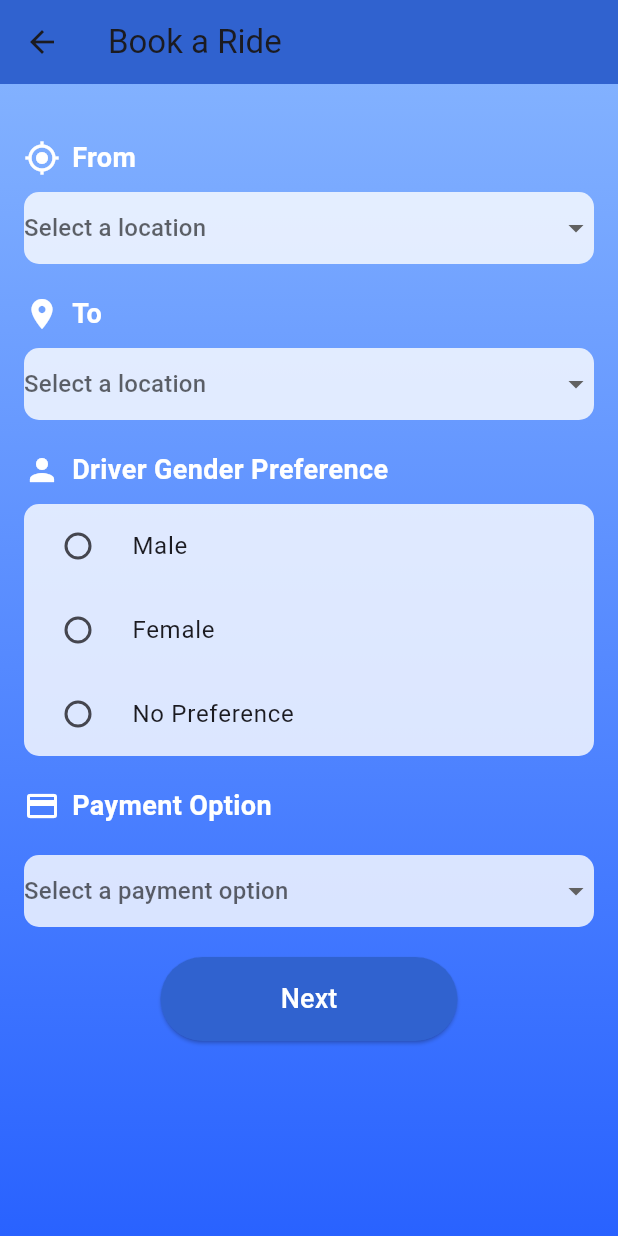
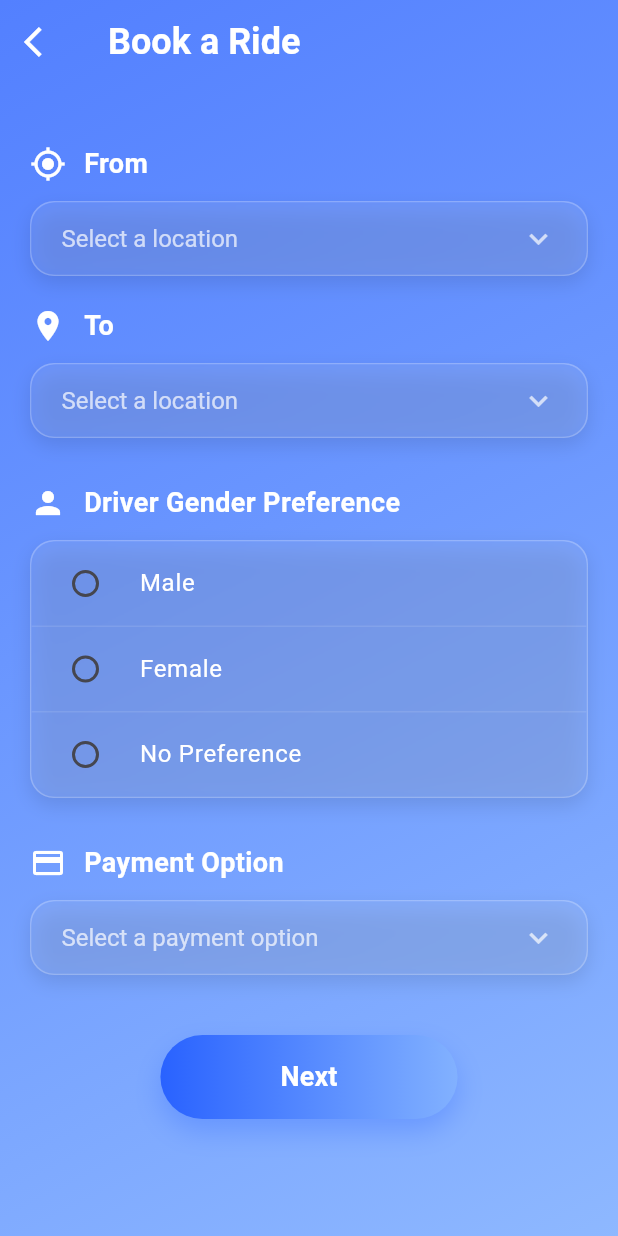
Before and after one commit to Jinghanwong/siswa-ride, a Flutter app: the BookridePage screen opened directly, on a phone screen of 412 x 824 dp. Run offline on Flutter 3.47's test engine with Material 3 defaults, Android fonts, the phone set to English and light mode, and no system bars; our stand-ins replace connectivity_plus, firebase_auth, firebase_core, firebase_database, firebase_storage, image_picker; accounts and stored records are empty.

Commit message:
Update bookride_page.dart

```diff
--- a/lib/pages/bookride_page.dart
+++ b/lib/pages/bookride_page.dart
@@ -1,3 +1,5 @@
+import 'dart:ui';
+
 import 'package:flutter/material.dart';
 import 'package:siswa_ride/pages/bookride2_page.dart';
 
@@ -46,189 +48,272 @@ class _BookridePageState extends State<BookridePage> {
   @override
   Widget build(BuildContext context) {
     return Scaffold(
+      extendBodyBehindAppBar: true,
       appBar: AppBar(
-        title: const Text('Book a Ride'),
-        backgroundColor: const Color.fromARGB(255, 48, 98, 207),
+        elevation: 0,
+        backgroundColor: Colors.transparent,
+        title: const Text(
+          'Book a Ride',
+          style: TextStyle(
+            fontSize: 24,
+            fontWeight: FontWeight.w600,
+            color: Colors.white,
+          ),
+        ),
+        leading: IconButton(
+          icon: const Icon(Icons.arrow_back_ios, color: Colors.white),
+          onPressed: () => Navigator.pop(context),
+        ),
       ),
       body: Container(
         width: double.infinity,
         height: double.infinity,
-        decoration: const BoxDecoration(
+        decoration: BoxDecoration(
           gradient: LinearGradient(
-            colors: [Color(0xFF82B1FF), Color(0xFF2962FF)],
-            begin: Alignment.topCenter,
-            end: Alignment.bottomCenter,
+            colors: [
+              const Color(0xFF2962FF).withOpacity(0.8),
+              const Color(0xFF82B1FF).withOpacity(0.9),
+            ],
+            begin: Alignment.topLeft,
+            end: Alignment.bottomRight,
           ),
         ),
+        child: SafeArea(
+          child: SingleChildScrollView(
+            physics: const BouncingScrollPhysics(),
             child: Padding(
-          padding: const EdgeInsets.all(16.0),
-          child: SingleChildScrollView(
+              padding: const EdgeInsets.all(20.0),
               child: Column(
-              mainAxisAlignment: MainAxisAlignment.center,
                 crossAxisAlignment: CrossAxisAlignment.start,
                 children: [
                   const SizedBox(height: 20),
-                const Row(
+                  _buildLocationSection(
+                    icon: Icons.my_location_outlined,
+                    title: 'From',
+                    value: fromLocation,
+                    onChanged: (newValue) {
+                      setState(() => fromLocation = newValue);
+                    },
+                    locations: locations,
+                  ),
+                  const SizedBox(height: 20),
+                  _buildLocationSection(
+                    icon: Icons.location_on,
+                    title: 'To',
+                    value: toLocation,
+                    onChanged: (newValue) {
+                      setState(() => toLocation = newValue);
+                    },
+                    locations: locations,
+                  ),
+                  const SizedBox(height: 30),
+                  _buildGenderPreferenceSection(),
+                  const SizedBox(height: 30),
+                  _buildPaymentSection(),
+                  const SizedBox(height: 40),
+                  _buildNextButton(context),
+                ],
+              ),
+            ),
+          ),
+        ),
+      ),
+    );
+  }
+
+  Widget _buildLocationSection({
+    required IconData icon,
+    required String title,
+    required String? value,
+    required Function(String?) onChanged,
+    required List<String> locations,
+  }) {
+    return Column(
+      crossAxisAlignment: CrossAxisAlignment.start,
       children: [
-                    Icon(Icons.my_location_outlined,
-                        color: Colors.white), // Symbol for location
-                    SizedBox(width: 8),
+        Row(
+          children: [
+            Icon(icon, color: Colors.white, size: 24),
+            const SizedBox(width: 12),
             Text(
-                      'From',
-                      style: TextStyle(
+              title,
+              style: const TextStyle(
                 fontSize: 18,
-                          fontWeight: FontWeight.bold,
-                          color: Colors.white),
+                fontWeight: FontWeight.w600,
+                color: Colors.white,
+              ),
             ),
           ],
         ),
-                const SizedBox(height: 10),
+        const SizedBox(height: 12),
         Container(
           decoration: BoxDecoration(
-                    color: Colors.white.withOpacity(0.8),
-                    borderRadius: BorderRadius.circular(10), // Rounded corners
+            color: Colors.white.withOpacity(0.1),
+            borderRadius: BorderRadius.circular(16),
+            border: Border.all(color: Colors.white.withOpacity(0.2)),
+            boxShadow: [
+              BoxShadow(
+                color: Colors.black.withOpacity(0.1),
+                blurRadius: 10,
+                offset: const Offset(0, 5),
               ),
+            ],
+          ),
+          child: ClipRRect(
+            borderRadius: BorderRadius.circular(16),
+            child: BackdropFilter(
+              filter: ImageFilter.blur(sigmaX: 5, sigmaY: 5),
               child: DropdownButtonHideUnderline(
                 child: DropdownButton<String>(
-                      value: fromLocation,
-                      hint: const Text('Select a location'),
+                  value: value,
+                  hint: Text(
+                    'Select a location',
+                    style: TextStyle(color: Colors.white.withOpacity(0.7)),
+                  ),
                   isExpanded: true,
+                  dropdownColor: Colors.black.withOpacity(0.8),
+                  icon: Icon(Icons.keyboard_arrow_down,
+                      color: Colors.white.withOpacity(0.7)),
+                  padding: const EdgeInsets.symmetric(horizontal: 20),
+                  style: const TextStyle(
+                    color: Colors.white,
+                    fontSize: 16,
+                  ),
                   items: locations.map((String location) {
                     return DropdownMenuItem<String>(
                       value: location,
                       child: Text(location),
                     );
                   }).toList(),
-                      onChanged: (newValue) {
-                        setState(() {
-                          fromLocation = newValue;
-                        });
-                      },
+                  onChanged: onChanged,
                 ),
               ),
             ),
-                const SizedBox(height: 20),
+          ),
+        ),
+      ],
+    );
+  }
+
+  Widget _buildGenderPreferenceSection() {
+    return Column(
+      crossAxisAlignment: CrossAxisAlignment.start,
+      children: [
         const Row(
           children: [
-                    Icon(Icons.location_on,
-                        color: Colors.white), // Symbol for location
-                    SizedBox(width: 8),
-                    Text(
-                      'To',
-                      style: TextStyle(
-                          fontSize: 18,
-                          fontWeight: FontWeight.bold,
-                          color: Colors.white),
-                    ),
-                  ],
-                ),
-                const SizedBox(height: 10),
-                Container(
-                  decoration: BoxDecoration(
-                    color: Colors.white.withOpacity(0.8),
-                    borderRadius: BorderRadius.circular(10), // Rounded corners
-                  ),
-                  child: DropdownButtonHideUnderline(
-                    child: DropdownButton<String>(
-                      value: toLocation,
-                      hint: const Text('Select a location'),
-                      isExpanded: true,
-                      items: locations.map((String location) {
-                        return DropdownMenuItem<String>(
-                          value: location,
-                          child: Text(location),
-                        );
-                      }).toList(),
-                      onChanged: (newValue) {
-                        setState(() {
-                          toLocation = newValue;
-                        });
-                      },
-                    ),
-                  ),
-                ),
-                const SizedBox(height: 20),
-                const Row(
-                  children: [
-                    Icon(Icons.person,
-                        color: Colors.white), // Symbol for person
-                    SizedBox(width: 8),
+            Icon(Icons.person, color: Colors.white, size: 24),
+            SizedBox(width: 12),
             Text(
               'Driver Gender Preference',
               style: TextStyle(
                 fontSize: 18,
-                          fontWeight: FontWeight.bold,
-                          color: Colors.white),
+                fontWeight: FontWeight.w600,
+                color: Colors.white,
+              ),
             ),
           ],
         ),
-                const SizedBox(height: 10),
+        const SizedBox(height: 12),
         Container(
           decoration: BoxDecoration(
-                    color: Colors.white.withOpacity(0.8),
-                    borderRadius: BorderRadius.circular(10), // Rounded corners
-                  ),
-                  child: Column(
-                    children: [
-                      RadioListTile<String>(
-                        title: const Text('Male'),
-                        value: 'Male',
-                        groupValue: genderPreference,
-                        onChanged: (newValue) {
-                          setState(() {
-                            genderPreference = newValue;
-                          });
-                        },
-                      ),
-                      RadioListTile<String>(
-                        title: const Text('Female'),
-                        value: 'Female',
-                        groupValue: genderPreference,
-                        onChanged: (newValue) {
-                          setState(() {
-                            genderPreference = newValue;
-                          });
-                        },
-                      ),
-                      RadioListTile<String>(
-                        title: const Text('No Preference'),
-                        value: 'No Preference',
-                        groupValue: genderPreference,
-                        onChanged: (newValue) {
-                          setState(() {
-                            genderPreference = newValue;
-                          });
-                        },
+            color: Colors.white.withOpacity(0.1),
+            borderRadius: BorderRadius.circular(16),
+            border: Border.all(color: Colors.white.withOpacity(0.2)),
+            boxShadow: [
+              BoxShadow(
+                color: Colors.black.withOpacity(0.1),
+                blurRadius: 10,
+                offset: const Offset(0, 5),
               ),
             ],
           ),
+          child: ClipRRect(
+            borderRadius: BorderRadius.circular(16),
+            child: BackdropFilter(
+              filter: ImageFilter.blur(sigmaX: 5, sigmaY: 5),
+              child: Column(
+                children: [
+                  _buildRadioTile('Male'),
+                  Divider(color: Colors.white.withOpacity(0.1), height: 1),
+                  _buildRadioTile('Female'),
+                  Divider(color: Colors.white.withOpacity(0.1), height: 1),
+                  _buildRadioTile('No Preference'),
+                ],
               ),
-                const SizedBox(height: 20),
+            ),
+          ),
+        ),
+      ],
+    );
+  }
+
+  Widget _buildRadioTile(String value) {
+    return RadioListTile<String>(
+      title: Text(
+        value,
+        style: const TextStyle(color: Colors.white, fontSize: 16),
+      ),
+      value: value,
+      groupValue: genderPreference,
+      activeColor: Colors.white,
+      onChanged: (newValue) {
+        setState(() => genderPreference = newValue);
+      },
+    );
+  }
+
+  Widget _buildPaymentSection() {
+    return Column(
+      crossAxisAlignment: CrossAxisAlignment.start,
+      children: [
         const Row(
           children: [
-                    Icon(Icons.payment,
-                        color: Colors.white), // Symbol for payment
-                    SizedBox(width: 8),
+            Icon(Icons.payment, color: Colors.white, size: 24),
+            SizedBox(width: 12),
             Text(
               'Payment Option',
               style: TextStyle(
                 fontSize: 18,
-                          fontWeight: FontWeight.bold,
-                          color: Colors.white),
+                fontWeight: FontWeight.w600,
+                color: Colors.white,
+              ),
             ),
           ],
         ),
-                const SizedBox(height: 20),
+        const SizedBox(height: 12),
         Container(
           decoration: BoxDecoration(
-                    color: Colors.white.withOpacity(0.8),
-                    borderRadius: BorderRadius.circular(10), // Rounded corners
+            color: Colors.white.withOpacity(0.1),
+            borderRadius: BorderRadius.circular(16),
+            border: Border.all(color: Colors.white.withOpacity(0.2)),
+            boxShadow: [
+              BoxShadow(
+                color: Colors.black.withOpacity(0.1),
+                blurRadius: 10,
+                offset: const Offset(0, 5),
               ),
+            ],
+          ),
+          child: ClipRRect(
+            borderRadius: BorderRadius.circular(16),
+            child: BackdropFilter(
+              filter: ImageFilter.blur(sigmaX: 5, sigmaY: 5),
               child: DropdownButtonHideUnderline(
                 child: DropdownButton<String>(
                   value: paymentOption,
-                      hint: const Text('Select a payment option'),
+                  hint: Text(
+                    'Select a payment option',
+                    style: TextStyle(color: Colors.white.withOpacity(0.7)),
+                  ),
                   isExpanded: true,
+                  dropdownColor: Colors.black.withOpacity(0.8),
+                  icon: Icon(Icons.keyboard_arrow_down,
+                      color: Colors.white.withOpacity(0.7)),
+                  padding: const EdgeInsets.symmetric(horizontal: 20),
+                  style: const TextStyle(
+                    color: Colors.white,
+                    fontSize: 16,
+                  ),
                   items: paymentOptions.map((String option) {
                     return DropdownMenuItem<String>(
                       value: option,
@@ -236,15 +321,35 @@ class _BookridePageState extends State<BookridePage> {
                     );
                   }).toList(),
                   onChanged: (newValue) {
-                        setState(() {
-                          paymentOption = newValue;
-                        });
+                    setState(() => paymentOption = newValue);
                   },
                 ),
               ),
             ),
-                const SizedBox(height: 20),
-                Center(
+          ),
+        ),
+      ],
+    );
+  }
+
+  Widget _buildNextButton(BuildContext context) {
+    return Center(
+      child: Container(
+        decoration: BoxDecoration(
+          borderRadius: BorderRadius.circular(30),
+          gradient: const LinearGradient(
+            colors: [Color(0xFF2962FF), Color(0xFF82B1FF)],
+            begin: Alignment.centerLeft,
+            end: Alignment.centerRight,
+          ),
+          boxShadow: [
+            BoxShadow(
+              color: const Color(0xFF2962FF).withOpacity(0.3),
+              blurRadius: 15,
+              offset: const Offset(0, 8),
+            ),
+          ],
+        ),
         child: ElevatedButton(
           onPressed: () {
             Navigator.push(
@@ -260,9 +365,9 @@ class _BookridePageState extends State<BookridePage> {
             );
           },
           style: ElevatedButton.styleFrom(
-                      backgroundColor: const Color.fromARGB(255, 48, 98, 207),
-                      padding: const EdgeInsets.symmetric(
-                          horizontal: 80, vertical: 15),
+            backgroundColor: Colors.transparent,
+            shadowColor: Colors.transparent,
+            padding: const EdgeInsets.symmetric(horizontal: 80, vertical: 15),
             shape: RoundedRectangleBorder(
               borderRadius: BorderRadius.circular(30.0),
             ),
@@ -272,12 +377,7 @@ class _BookridePageState extends State<BookridePage> {
             style: TextStyle(
               color: Colors.white,
               fontSize: 18,
-                      ),
-                    ),
-                  ),
-                ),
-                const SizedBox(height: 20),
-              ],
+              fontWeight: FontWeight.w600,
             ),
           ),
         ),
```
Lines whose indentation alone changed are shown as unchanged.
